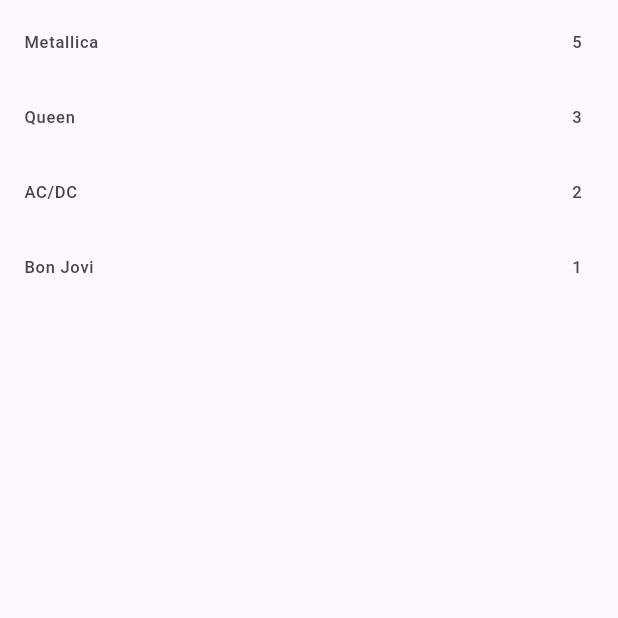
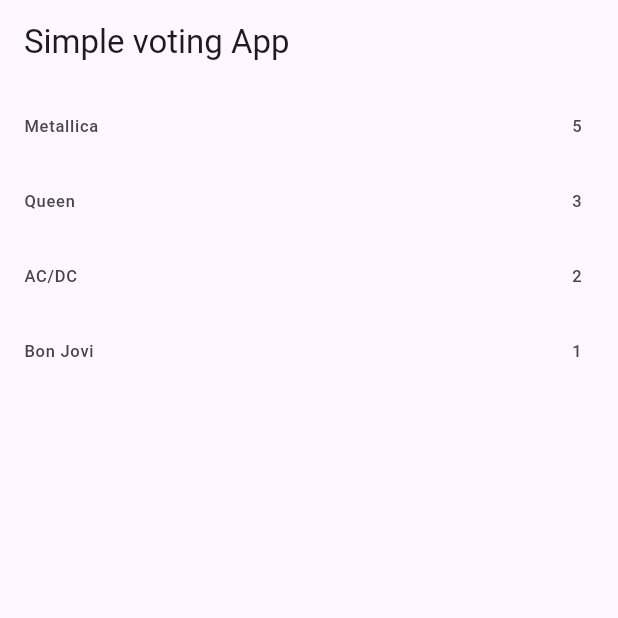
Before and after one commit to fisforfaheem/firebase_voting_app, a Flutter app: the screen it shows after launch, on a phone screen of 412 x 824 dp, the top half of it. Run offline on Flutter 3.47's test engine with Material 3 defaults, Android fonts, the phone set to English and light mode, and no system bars; our stand-ins replace firebase_core; accounts and stored records are empty.

```diff
--- a/lib/main.dart
+++ b/lib/main.dart
@@ -11,7 +11,9 @@
   @override
   Widget build(BuildContext context) {
     return MaterialApp(
+      debugShowCheckedModeBanner: false,
       home: Scaffold(
+        appBar: AppBar(title: const Text('Simple voting App')),
         body: ListView.builder(
           itemCount: MockBandInfo.bandList.length,
           itemExtent: 50,
```
